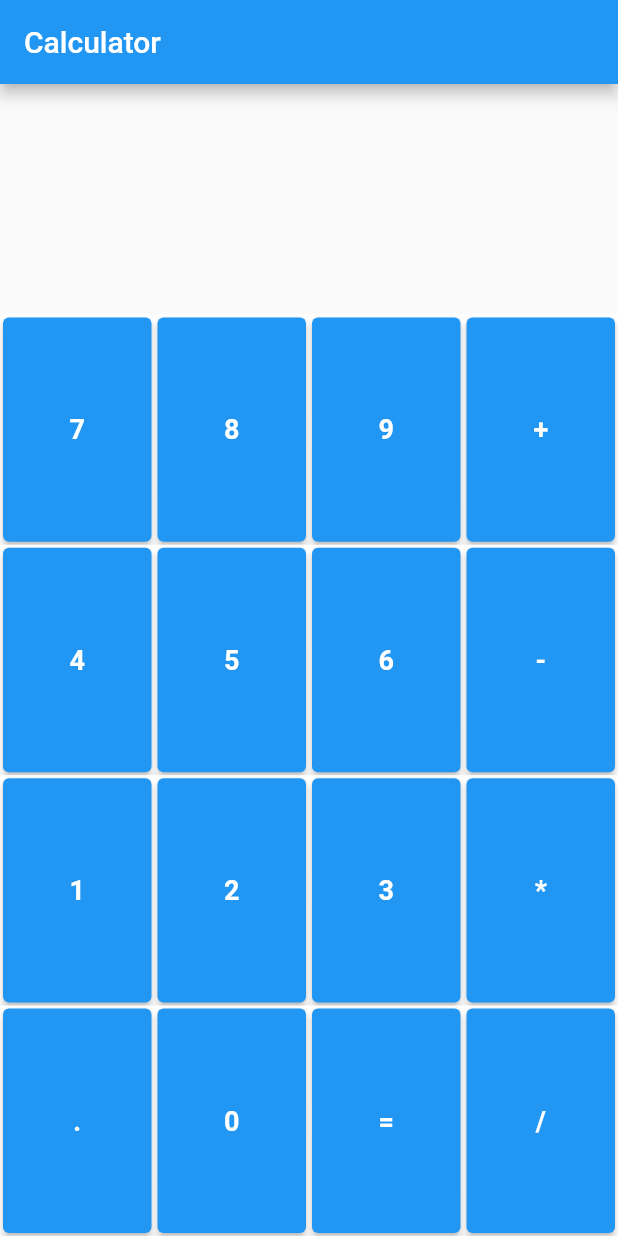
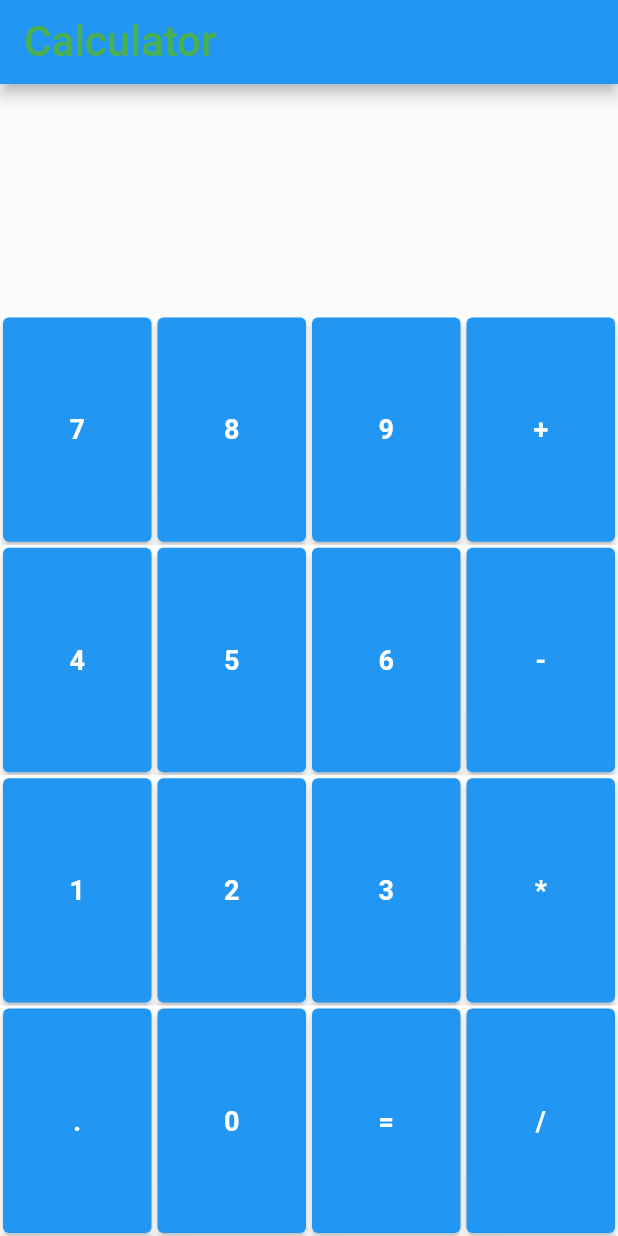
Before and after one commit to Sohaila295/session1, a Flutter app: the screen it shows after launch, on a phone screen of 412 x 824 dp. Run offline on Flutter 3.47's test engine with Material 2 defaults, Android fonts, the phone set to English and light mode, and no system bars.

Commit message:
add style and add fontsize and color

```diff
--- a/lib/Screens/caluculator_screen.dart
+++ b/lib/Screens/caluculator_screen.dart
@@ -17,7 +17,7 @@ class CalculatoScreenState extends State<CalculatorScreen> {
   Widget build(BuildContext context) {
     return Scaffold(
       appBar: AppBar(
-        title: Text("Calculator"),
+        title: Text("Calculator",style: TextStyle(fontSize: 28,color: Colors.green),),
       ),
       body: Column(
         children: [
```
